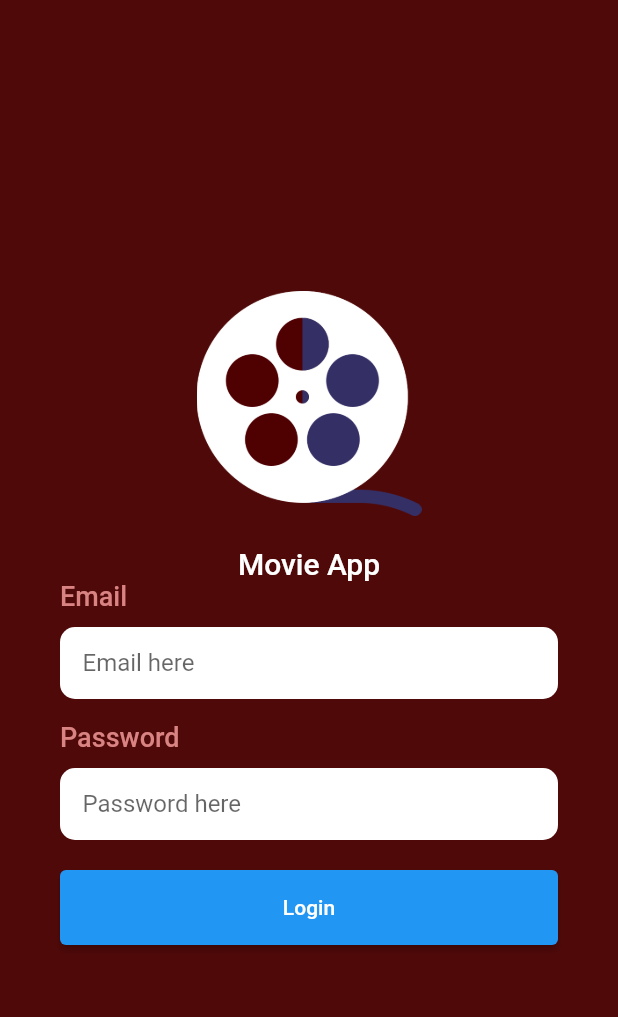
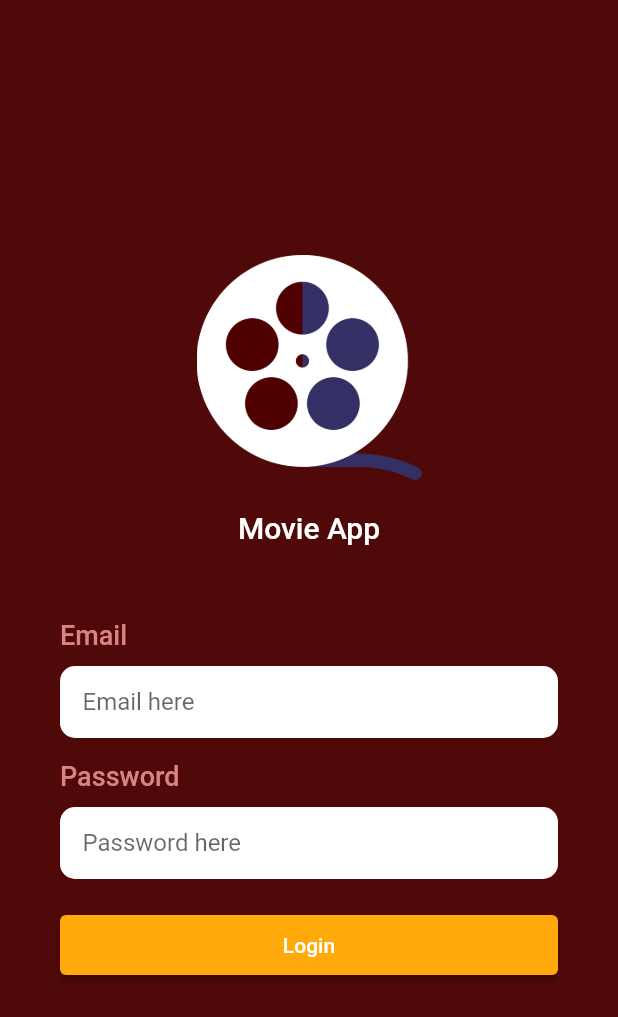
Before and after one commit to haroonkhan9426/dskp-12, a Flutter app: the screen it shows after launch, on a phone screen of 412 x 824 dp. Shown: the top 1017 px of the screen. Run offline on Flutter 3.47's test engine with Material 2 defaults, Android fonts, the phone set to English and light mode, and no system bars; our stand-ins replace cloud_firestore, firebase_core; accounts and stored records are empty.

Commit message:
movies app done along with firebase integration

```diff
--- a/movie_app/lib/core/constants/colors.dart
+++ b/movie_app/lib/core/constants/colors.dart
@@ -2,6 +2,6 @@ import 'package:flutter/material.dart';
 
 const primaryColor = Color(0xff500909);
 const secondaryColor = Color(0xffd98383);
-const dartYellowColor = Color(0xffffa90a);
+const darkYellowColor = Color(0xffffa90a);
 const lightYellowColor = Color(0xffffbb3b);
 const greyColor = Color(0xff707070);
--- a/movie_app/lib/core/constants/styles.dart
+++ b/movie_app/lib/core/constants/styles.dart
@@ -12,3 +12,8 @@ const textFieldHeadStyle = TextStyle(
   fontSize: 18,
   fontWeight: FontWeight.w500,
 );
+
+const bodyTextStyle = TextStyle(
+  color: secondaryColor,
+  fontSize: 12,
+);
--- /dev/null
+++ b/movie_app/lib/core/models/movie.dart
@@ -0,0 +1,13 @@
+class Movie {
+  String? name;
+  String? details;
+  String? imgUrl;
+
+  Movie({this.name, this.details, this.imgUrl});
+
+  Movie.fromJson(json) {
+    this.name = json['name'];
+    this.details = json['details'];
+    this.imgUrl = json['imgUrl'];
+  }
+}
--- a/movie_app/lib/main.dart
+++ b/movie_app/lib/main.dart
@@ -1,7 +1,10 @@
+import 'package:firebase_core/firebase_core.dart';
 import 'package:flutter/material.dart';
 import 'package:movie_app/ui/screens/splash_screen.dart';
 
-void main() {
+void main() async {
+  WidgetsFlutterBinding.ensureInitialized();
+  await Firebase.initializeApp();
   runApp(MyApp());
 }
 
--- a/movie_app/lib/ui/custom_widgets/custom_text_field.dart
+++ b/movie_app/lib/ui/custom_widgets/custom_text_field.dart
@@ -4,8 +4,9 @@ import 'package:movie_app/core/constants/styles.dart';
 class CustomTextField extends StatelessWidget {
   final titleText;
   final hintText;
+  final isHidePassword;
 
-  CustomTextField({this.titleText, this.hintText});
+  CustomTextField({this.titleText, this.hintText, this.isHidePassword = false});
 
   @override
   Widget build(BuildContext context) {
@@ -21,6 +22,7 @@ class CustomTextField extends StatelessWidget {
             color: Colors.white,
           ),
           child: TextField(
+            obscureText: isHidePassword,
             decoration: InputDecoration(
               border: InputBorder.none,
               hintText: '$hintText',
--- a/movie_app/lib/ui/screens/login_screen.dart
+++ b/movie_app/lib/ui/screens/login_screen.dart
@@ -2,6 +2,7 @@ import 'package:flutter/material.dart';
 import 'package:movie_app/core/constants/colors.dart';
 import 'package:movie_app/core/constants/styles.dart';
 import 'package:movie_app/ui/custom_widgets/custom_text_field.dart';
+import 'package:movie_app/ui/screens/movies_list_screen.dart';
 
 class LoginScreen extends StatelessWidget {
   @override
@@ -38,6 +39,8 @@ class LoginScreen extends StatelessWidget {
                 ),
               ),
 
+              SizedBox(height: 50),
+
               ///
               /// Email TextField sections
               ///
@@ -51,14 +54,23 @@ class LoginScreen extends StatelessWidget {
               CustomTextField(
                 titleText: 'Password',
                 hintText: 'Password here',
+                isHidePassword: true,
               ),
 
               SizedBox(height: 20),
 
               ElevatedButton(
-                onPressed: () {},
+                style: ElevatedButton.styleFrom(
+                  primary: darkYellowColor,
+                ),
+                onPressed: () {
+                  Navigator.push(
+                    context,
+                    MaterialPageRoute(builder: (context) => MoviesListScreen()),
+                  );
+                },
                 child: Padding(
-                  padding: const EdgeInsets.symmetric(vertical: 17),
+                  padding: const EdgeInsets.symmetric(vertical: 12),
                   child: Text('Login'),
                 ),
               )
--- a/movie_app/pubspec.yaml
+++ b/movie_app/pubspec.yaml
@@ -28,6 +28,8 @@ dependencies:
   # The following adds the Cupertino Icons font to your application.
   # Use with the CupertinoIcons class for iOS style icons.
   cupertino_icons: ^1.0.2
+  firebase_core: ^1.4.0
+  cloud_firestore: ^2.4.0
 
 dev_dependencies:
   flutter_test:
```
Also changed, not shown: movie_app/lib/ui/custom_widgets/movie_tile.dart (added, +50 -0 lines), movie_app/lib/ui/screens/movies_list_screen.dart (+41 -4 lines), movie_app/pubspec.lock, 6 other files.
